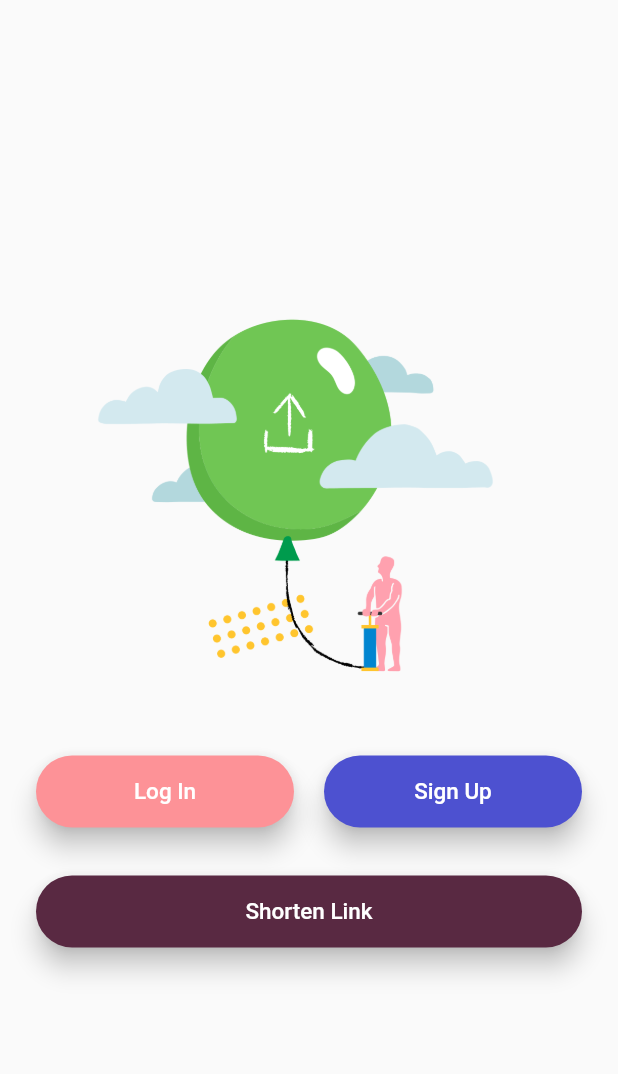
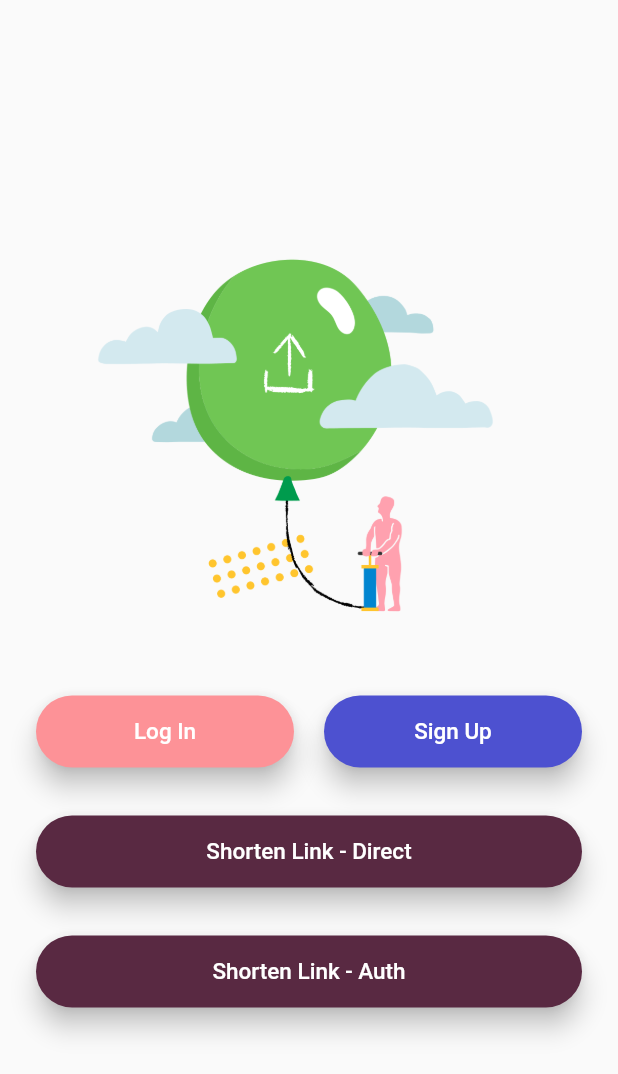
Before and after one commit to hygertai/kisa.co, a Flutter app: the screen it shows after launch, on a phone screen of 412 x 824 dp. Shown: the top 1074 px of the screen. Run offline on Flutter 3.47's test engine with Material 2 defaults, Android fonts, the phone set to English and light mode, and no system bars; our stand-ins replace modal_progress_hud; missing offline and left inert: flutter_beautiful_popup.

Commit message:
added button to test both auth/direct inputs

```diff
--- a/kisa_co/lib/screens/welcome_screen.dart
+++ b/kisa_co/lib/screens/welcome_screen.dart
@@ -77,7 +77,14 @@ class _WelcomeScreenState extends State<WelcomeScreen>
               ],
             ),
             RoundedButton(
-              title: 'Shorten Link',
+              title: 'Shorten Link - Direct',
+              colour: kBrownColor,
+              onPressed: () {
+                Navigator.pushNamed(context, DirectShortScreen.id);
+              },
+            ),
+            RoundedButton(
+              title: 'Shorten Link - Auth',
               colour: kBrownColor,
               onPressed: () {
                 Navigator.pushNamed(context, AuthShortScreen.id);
```
